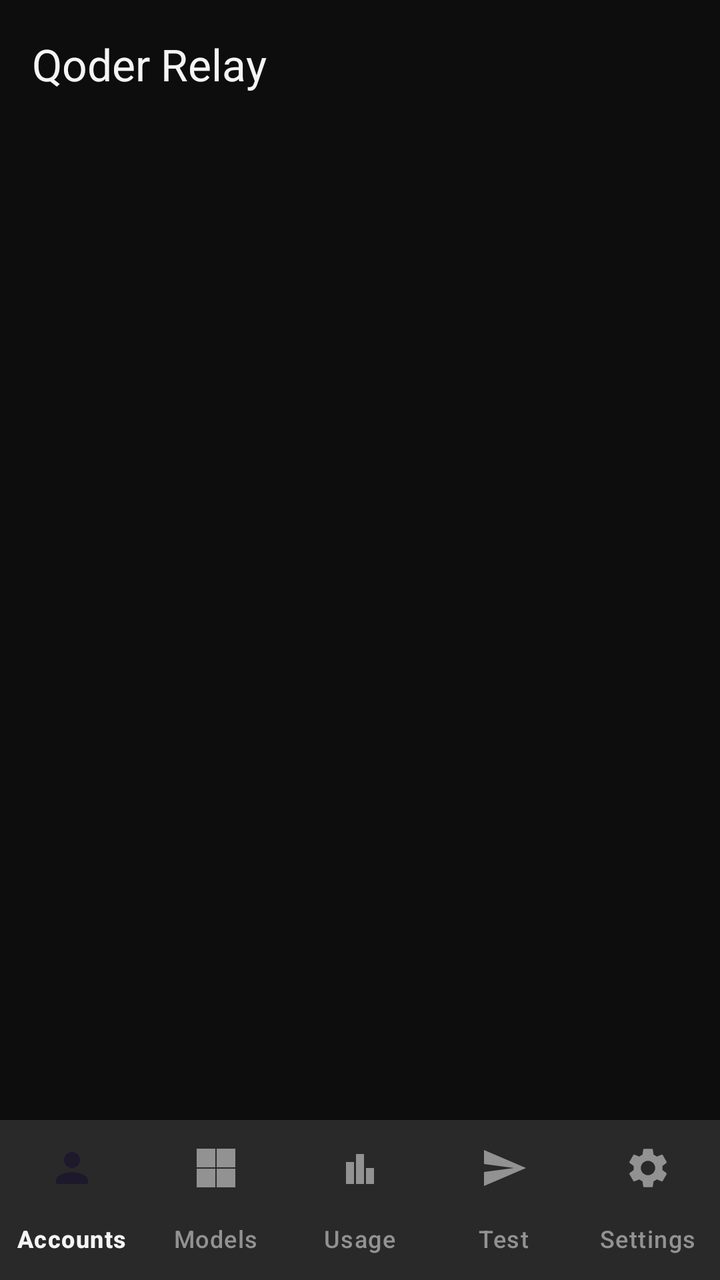
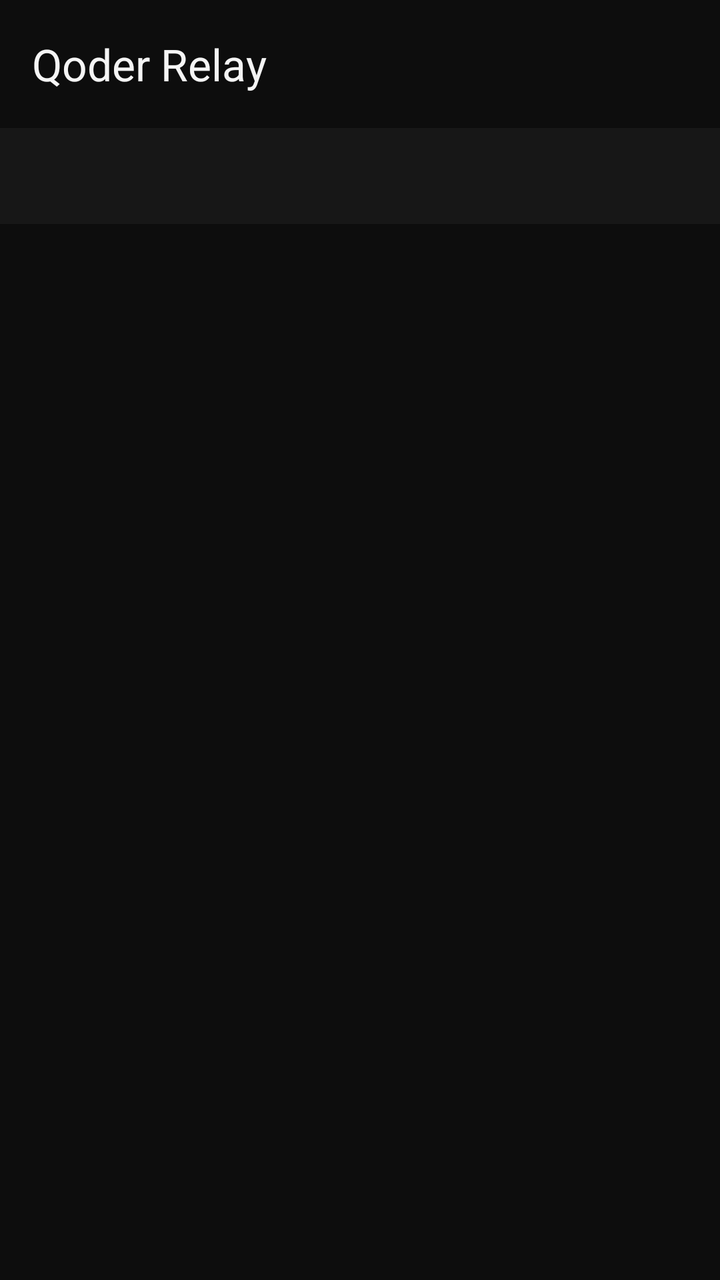

Before-and-after screenshots of an Android layout around one commit, followed by the original layout XML and the change that was made.
<!-- AndroidManifest.xml: application theme Theme.Relay.Graphite -->
<!-- res/layout/activity_main.xml -->
<?xml version="1.0" encoding="utf-8"?>
<LinearLayout xmlns:android="http://schemas.android.com/apk/res/android"
    xmlns:app="http://schemas.android.com/apk/res-auto"
    android:layout_width="match_parent" android:layout_height="match_parent"
    android:orientation="vertical">

    <com.google.android.material.appbar.MaterialToolbar
        android:id="@+id/toolbar"
        android:layout_width="match_parent" android:layout_height="?attr/actionBarSize"
        android:background="?android:attr/colorBackground"
        app:title="@string/app_name" app:titleTextColor="?attr/colorOnSurface" />

    <FrameLayout android:id="@+id/fragment_container"
        android:layout_width="match_parent" android:layout_height="0dp" android:layout_weight="1" />

    <com.google.android.material.bottomnavigation.BottomNavigationView
        android:id="@+id/bottom_nav"
        android:layout_width="match_parent" android:layout_height="wrap_content"
        android:background="?attr/colorSurface"
        app:menu="@menu/bottom_nav"
        app:labelVisibilityMode="labeled" />
</LinearLayout>
<!-- resources referenced by this layout -->
<resources>
  <string name="app_name">Qoder Relay</string>
  <style name="Theme.Relay.Graphite" parent="Base.Relay">
          <item name="android:colorBackground">@color/gr_bg</item>
          <item name="colorSurface">@color/gr_surface</item>
          <item name="colorSurfaceContainer">@color/gr_sidebar</item>
          <item name="colorOutline">@color/gr_outline</item>
          <item name="colorOnSurface">@color/gr_text</item>
          <item name="colorOnSurfaceVariant">@color/gr_text2</item>
          <item name="colorPrimary">@color/gr_btn</item>
          <item name="colorOnPrimary">@color/gr_btn_text</item>
          <item name="android:windowLightStatusBar">false</item>
      </style>
  <style name="Base.Relay" parent="Theme.Material3.DayNight.NoActionBar">
          <item name="android:statusBarColor">?android:attr/colorBackground</item>
          <item name="android:windowLightStatusBar">false</item>
      </style>
  <color name="gr_bg">#0D0D0D</color>
  <color name="gr_surface">#171717</color>
  <color name="gr_sidebar">#111111</color>
  <color name="gr_outline">#292929</color>
  <color name="gr_text">#F5F5F5</color>
  <color name="gr_text2">#929292</color>
  <color name="gr_btn">#F5F5F5</color>
  <color name="gr_btn_text">#111111</color>
</resources>

<!-- the commit's change to res/layout/activity_main.xml (unified diff, before → after) -->
@@ -10,13 +10,15 @@
         android:background="?android:attr/colorBackground"
         app:title="@string/app_name" app:titleTextColor="?attr/colorOnSurface" />
 
-    <FrameLayout android:id="@+id/fragment_container"
-        android:layout_width="match_parent" android:layout_height="0dp" android:layout_weight="1" />
-
-    <com.google.android.material.bottomnavigation.BottomNavigationView
-        android:id="@+id/bottom_nav"
+    <com.google.android.material.tabs.TabLayout
+        android:id="@+id/tabs"
         android:layout_width="match_parent" android:layout_height="wrap_content"
         android:background="?attr/colorSurface"
-        app:menu="@menu/bottom_nav"
-        app:labelVisibilityMode="labeled" />
+        app:tabMode="scrollable"
+        app:tabIndicatorColor="?attr/colorOnSurface"
+        app:tabTextColor="?attr/colorOnSurfaceVariant"
+        app:tabSelectedTextColor="?attr/colorOnSurface" />
+
+    <FrameLayout android:id="@+id/tab_container"
+        android:layout_width="match_parent" android:layout_height="0dp" android:layout_weight="1" />
 </LinearLayout>
